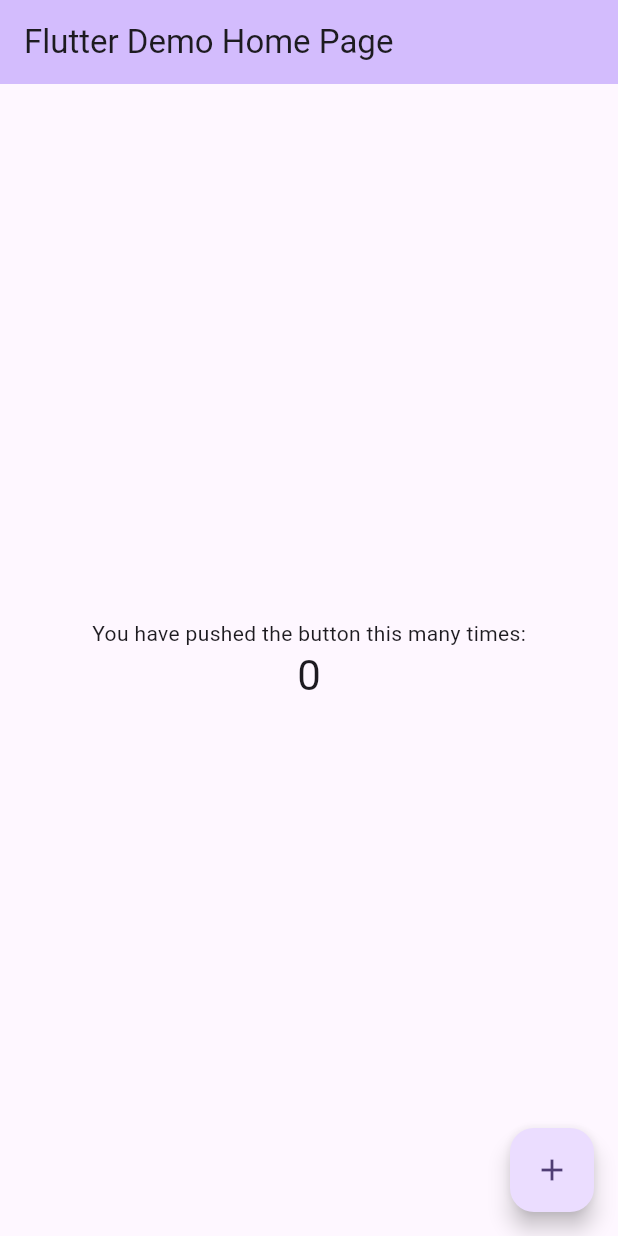
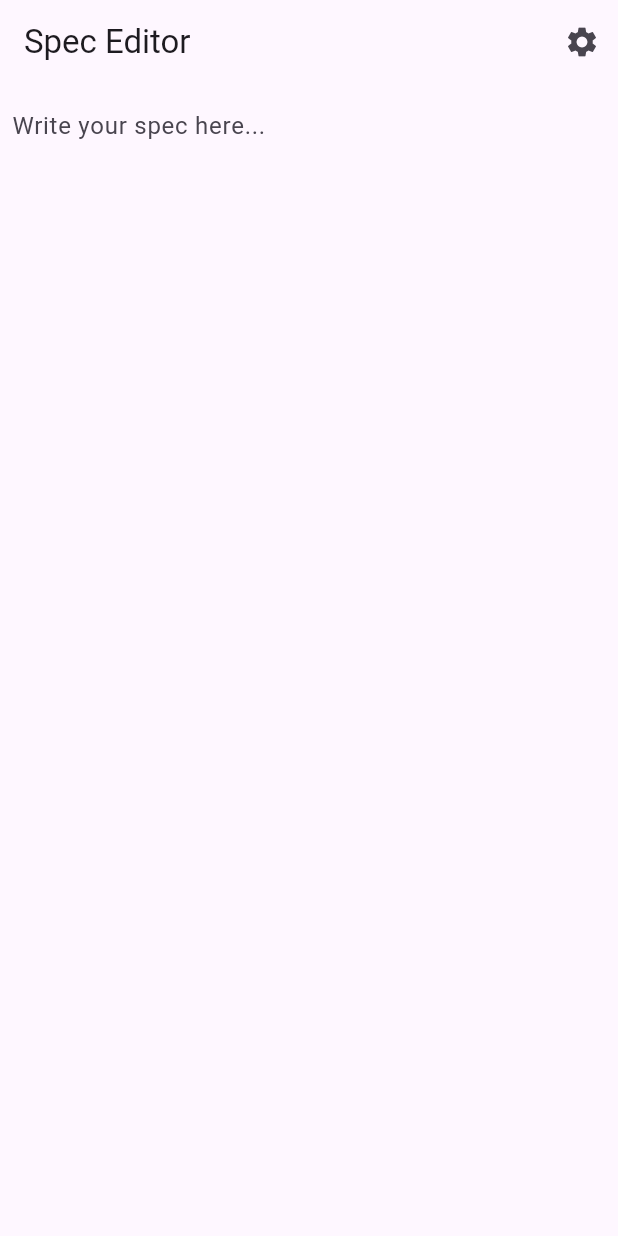
Before and after one commit to tianhaoz95/specbook, a Flutter app: the screen it shows after launch, on a phone screen of 412 x 824 dp. Run offline on Flutter 3.47's test engine with Material 3 defaults, Android fonts, the phone set to English and light mode, and no system bars.

Commit message:
feat: Initial UI shell and project setup
Sets up the basic structure for the spec editor application.

- Adds necessary dependencies: provider, shared_preferences, and http.
- Creates the EditorScreen as the main UI with a placeholder text field.
- Creates a placeholder SettingsScreen.
- Implements navigation between the EditorScreen and SettingsScreen.
- Defines initial data models for Command and GitHubRepo.
- Updates the default widget test to verify the EditorScreen's UI components.

```diff
--- a/lib/main.dart
+++ b/lib/main.dart
@@ -1,4 +1,5 @@
 import 'package:flutter/material.dart';
+import 'package:myapp/screens/editor_screen.dart';
 
 void main() {
   runApp(const MyApp());
@@ -7,116 +8,12 @@ void main() {
 class MyApp extends StatelessWidget {
   const MyApp({super.key});
 
-  // This widget is the root of your application.
   @override
   Widget build(BuildContext context) {
     return MaterialApp(
       title: 'Flutter Demo',
-      theme: ThemeData(
-        // This is the theme of your application.
-        //
-        // TRY THIS: Try running your application with "flutter run". You'll see
-        // the application has a purple toolbar. Then, without quitting the app,
-        // try changing the seedColor in the colorScheme below to Colors.green
-        // and then invoke "hot reload" (save your changes or press the "hot
-        // reload" button in a Flutter-supported IDE, or press "r" if you used
-        // the command line to start the app).
-        //
-        // Notice that the counter didn't reset back to zero; the application
-        // state is not lost during the reload. To reset the state, use hot
-        // restart instead.
-        //
-        // This works for code too, not just values: Most code changes can be
-        // tested with just a hot reload.
-        colorScheme: ColorScheme.fromSeed(seedColor: Colors.deepPurple),
-      ),
-      home: const MyHomePage(title: 'Flutter Demo Home Page'),
+      theme: ThemeData(primarySwatch: Colors.blue),
+      home: const EditorScreen(),
     );
   }
 }
-
-class MyHomePage extends StatefulWidget {
-  const MyHomePage({super.key, required this.title});
-
-  // This widget is the home page of your application. It is stateful, meaning
-  // that it has a State object (defined below) that contains fields that affect
-  // how it looks.
-
-  // This class is the configuration for the state. It holds the values (in this
-  // case the title) provided by the parent (in this case the App widget) and
-  // used by the build method of the State. Fields in a Widget subclass are
-  // always marked "final".
-
-  final String title;
-
-  @override
-  State<MyHomePage> createState() => _MyHomePageState();
-}
-
-class _MyHomePageState extends State<MyHomePage> {
-  int _counter = 0;
-
-  void _incrementCounter() {
-    setState(() {
-      // This call to setState tells the Flutter framework that something has
-      // changed in this State, which causes it to rerun the build method below
-      // so that the display can reflect the updated values. If we changed
-      // _counter without calling setState(), then the build method would not be
-      // called again, and so nothing would appear to happen.
-      _counter++;
-    });
-  }
-
-  @override
-  Widget build(BuildContext context) {
-    // This method is rerun every time setState is called, for instance as done
-    // by the _incrementCounter method above.
-    //
-    // The Flutter framework has been optimized to make rerunning build methods
-    // fast, so that you can just rebuild anything that needs updating rather
-    // than having to individually change instances of widgets.
-    return Scaffold(
-      appBar: AppBar(
-        // TRY THIS: Try changing the color here to a specific color (to
-        // Colors.amber, perhaps?) and trigger a hot reload to see the AppBar
-        // change color while the other colors stay the same.
-        backgroundColor: Theme.of(context).colorScheme.inversePrimary,
-        // Here we take the value from the MyHomePage object that was created by
-        // the App.build method, and use it to set our appbar title.
-        title: Text(widget.title),
-      ),
-      body: Center(
-        // Center is a layout widget. It takes a single child and positions it
-        // in the middle of the parent.
-        child: Column(
-          // Column is also a layout widget. It takes a list of children and
-          // arranges them vertically. By default, it sizes itself to fit its
-          // children horizontally, and tries to be as tall as its parent.
-          //
-          // Column has various properties to control how it sizes itself and
-          // how it positions its children. Here we use mainAxisAlignment to
-          // center the children vertically; the main axis here is the vertical
-          // axis because Columns are vertical (the cross axis would be
-          // horizontal).
-          //
-          // TRY THIS: Invoke "debug painting" (choose the "Toggle Debug Paint"
-          // action in the IDE, or press "p" in the console), to see the
-          // wireframe for each widget.
-          mainAxisAlignment: MainAxisAlignment.center,
-          children: <Widget>[
-            const Text('You have pushed the button this many times:'),
-            Text(
-              '$_counter',
-              style: Theme.of(context).textTheme.headlineMedium,
-            ),
-          ],
-        ),
-      ),
-      floatingActionButton: FloatingActionButton(
-        onPressed: _incrementCounter,
-        tooltip: 'Increment',
-        child: const Icon(Icons.add),
-      ), // This trailing comma makes auto-formatting nicer for build methods.
-    );
-  }
-}
--- /dev/null
+++ b/lib/models/command.dart
@@ -0,0 +1,6 @@
+class Command {
+  final String title;
+  final String description;
+
+  Command({required this.title, required this.description});
+}
--- /dev/null
+++ b/lib/models/github_repo.dart
@@ -0,0 +1,6 @@
+class GitHubRepo {
+  final String url;
+  final String pat;
+
+  GitHubRepo({required this.url, required this.pat});
+}
--- /dev/null
+++ b/lib/screens/editor_screen.dart
@@ -0,0 +1,37 @@
+import 'package:flutter/material.dart';
+import 'package:myapp/screens/settings_screen.dart';
+
+class EditorScreen extends StatelessWidget {
+  const EditorScreen({super.key});
+
+  @override
+  Widget build(BuildContext context) {
+    return Scaffold(
+      appBar: AppBar(
+        title: const Text('Spec Editor'),
+        actions: [
+          IconButton(
+            icon: const Icon(Icons.settings),
+            onPressed: () {
+              Navigator.push(
+                context,
+                MaterialPageRoute(builder: (context) => const SettingsScreen()),
+              );
+            },
+          ),
+        ],
+      ),
+      body: const Padding(
+        padding: EdgeInsets.all(8.0),
+        child: TextField(
+          expands: true,
+          maxLines: null,
+          decoration: InputDecoration(
+            hintText: 'Write your spec here...',
+            border: InputBorder.none,
+          ),
+        ),
+      ),
+    );
+  }
+}
--- a/pubspec.yaml
+++ b/pubspec.yaml
@@ -34,6 +34,9 @@ dependencies:
   # The following adds the Cupertino Icons font to your application.
   # Use with the CupertinoIcons class for iOS style icons.
   cupertino_icons: ^1.0.8
+  provider: ^6.1.5+1
+  shared_preferences: ^2.5.3
+  http: ^1.6.0
 
 dev_dependencies:
   flutter_test:
```
Also changed, not shown: lib/screens/settings_screen.dart (added, +13 -0 lines), pubspec.lock, 3 other files.
